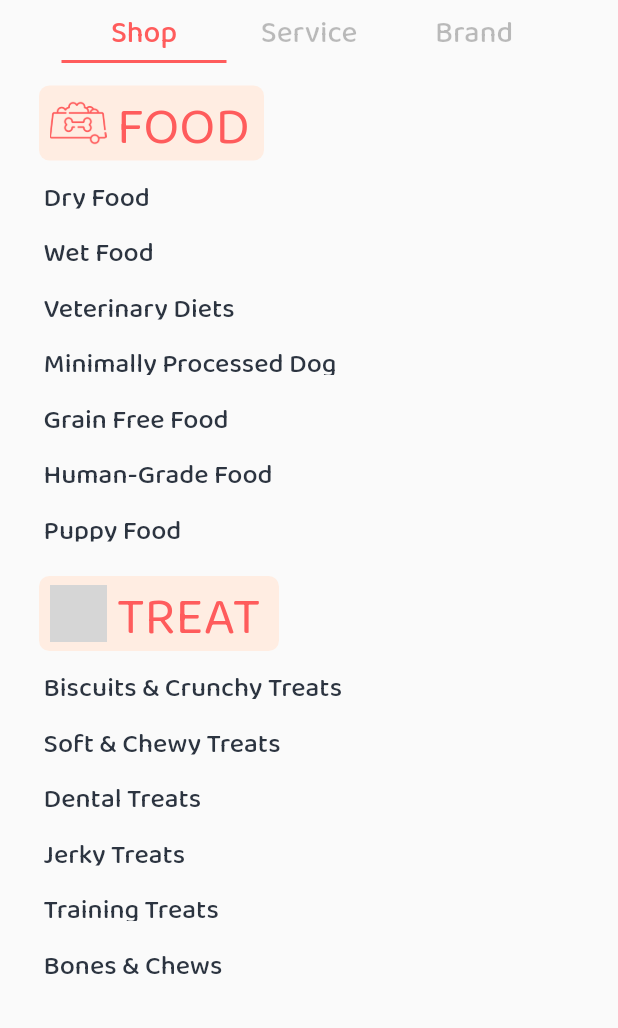
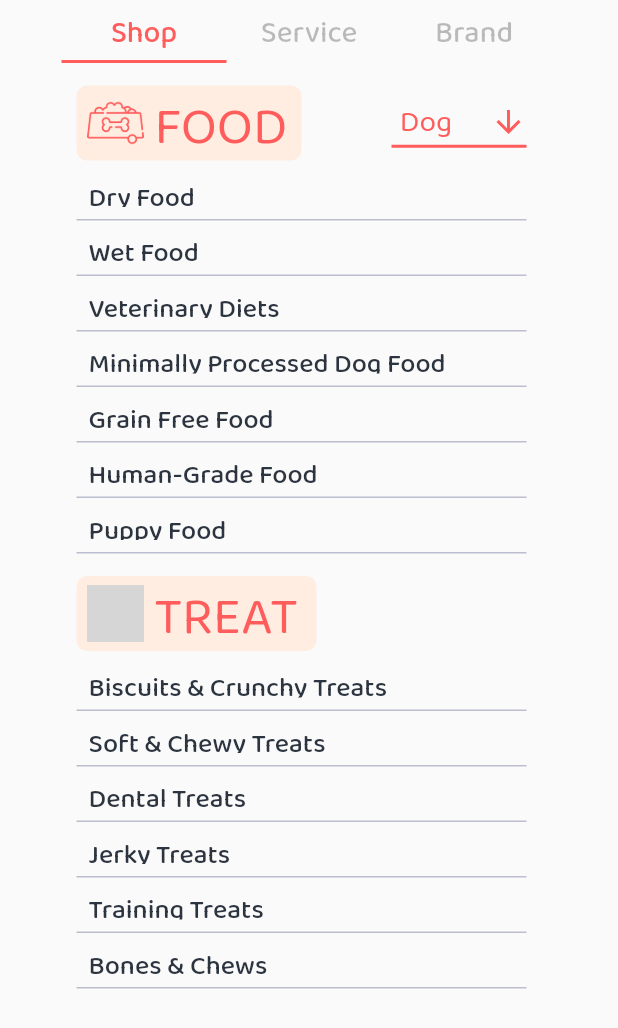
Before and after one commit to Beyond-Six/Petmily_Flutter, a Flutter app: the Category screen opened directly, on a phone screen of 412 x 824 dp. Shown: the top 1028 px of the screen. Run offline on Flutter 3.47's test engine with Material 2 defaults, Android fonts, the phone set to English and light mode, and no system bars; our stand-ins replace clay_containers, get, image_picker, persistent_bottom_nav_bar, smooth_page_indicator, video_player; grey boxes are pictures that could not be loaded.

Commit message:
02-16 03:48

```diff
--- a/lib/screens/category/Category.dart
+++ b/lib/screens/category/Category.dart
@@ -1,4 +1,5 @@
 import 'package:flutter/material.dart';
+import 'package:new_project/screens/category/cate_shop4.dart';
 import 'package:new_project/screens/recommend/RecommendHome.dart';
 import 'package:new_project/screens/recommend/RecommendHome2.dart';
 import 'package:new_project/screens/recommend/RecommendHome3.dart';
@@ -6,6 +7,7 @@ import 'package:new_project/screens/recommend/RecommendHome4.dart';
 
 import 'cate_shop.dart';
 import 'cate_shop2.dart';
+import 'cate_shop3.dart';
 
 class Category extends StatefulWidget{
   @override
@@ -58,8 +60,8 @@ class _CategoryState extends State<Category> with TickerProviderStateMixin{
                     controller: _tabController,
                     children: [
                       cate_shop2(),
-                      RecommendHome2(),
-                      RecommendHome3(),
+                      cate_shop3(),
+                      cate_shop4(),
                     ],
                   )
               )),
--- a/lib/screens/category/cate_shop2.dart
+++ b/lib/screens/category/cate_shop2.dart
@@ -8,7 +8,9 @@ class cate_shop2 extends StatefulWidget{
 class _cate_shop2State extends State<cate_shop2>{
 
   Widget akak(String str){
-    return Container( height: 37,width: 250,alignment: Alignment.centerLeft,padding: EdgeInsets.zero,margin: EdgeInsets.zero,
+    return Container( height: 37,width: 300,alignment: Alignment.centerLeft,
+        padding: EdgeInsets.zero,margin: EdgeInsets.only(left: 30),decoration: BoxDecoration(
+            border: Border(bottom:BorderSide(width: 1.0,color: Color(0xC2AAAAC3)))),
         child:TextButton(
             onPressed: (){Navigator.push(
                 context,
@@ -17,22 +19,49 @@ class _cate_shop2State extends State<cate_shop2>{
         )
     );
   }
+  String dropdownValue='Dog';
   @override
   Widget build(BuildContext context) {
     const fortext = TextStyle(fontSize: 20,color: Color(0xff2C3440));
-    int i=0;List ak=["Dry Food","3","4"];
 
     // TODO: implement build
     return ListView(
         children: <Widget>[
           Column(crossAxisAlignment: CrossAxisAlignment.start,
             children: <Widget>[
-              Container( padding: EdgeInsets.only(left: 7), margin: EdgeInsets.only(left:5,top:15,bottom:3),width:150,height:50,decoration: BoxDecoration(borderRadius:BorderRadius.circular(7),color: Color(0xffFFEDE2)),
-                child: Center(
-                  child: Row(
-                    children: <Widget>[Image.asset('assets/cate/dog-bowl.png',color: Color(0xffFF5C5C),height: 38,width:38),
-                      Text(" FOOD",style: TextStyle(fontSize: 35,color: Color(0xffFF5C5C))),],),
-                ),
+              Row(
+                children: [
+                  Container( padding: EdgeInsets.only(left: 7), margin: EdgeInsets.only(left:30,top:15,bottom:3),width:150,height:50,decoration: BoxDecoration(borderRadius:BorderRadius.circular(7),color: Color(0xffFFEDE2)),
+                    child: Center(
+                      child: Row(
+                        children: <Widget>[Image.asset('assets/cate/dog-bowl.png',color: Color(0xffFF5C5C),height: 38,width:38),
+                          Text(" FOOD",style: TextStyle(fontSize: 35,color: Color(0xffFF5C5C))),],),
+                    ),
+                  ),
+
+                  Container(
+                    width: 90, height:33, alignment: Alignment.centerRight, margin: EdgeInsets.only(left:60,top:15,bottom:3),
+                      decoration: BoxDecoration(
+                          border: Border(bottom:BorderSide(width: 2,color: Color(0xffFF5C5C)))),
+                    child: DropdownButton<String>(
+                      value: dropdownValue,
+                      icon:  Icon(Icons.arrow_downward, color: Color(0xffFF5C5C)),
+                      elevation: 16,
+                      style: TextStyle(color: Color(0xffFF5C5C),fontFamily:'BalooBhaijaan',fontSize: 20),
+                      underline: Container(
+                        height: 0,
+                      ),
+                      onChanged: (String? newValue) {
+                        setState(() {
+                          dropdownValue = newValue!;
+                        });
+                      },
+                        items: <String>['Dog', 'Cat', 'Fish', 'Reptile','Turtle'].map<DropdownMenuItem<String>>((String value){
+                          return DropdownMenuItem<String>(value: value,child: Text(value),);
+                        }).toList(),
+                    )
+                  )
+                ],
               )
               ,akak("Dry Food"),akak("Wet Food"),akak("Veterinary Diets"),
               akak("Minimally Processed Dog Food"),akak("Grain Free Food"),
@@ -41,7 +70,7 @@ class _cate_shop2State extends State<cate_shop2>{
           ),
           Column(crossAxisAlignment: CrossAxisAlignment.start,
             children: <Widget>[
-              Container( padding: EdgeInsets.only(left: 7), margin: EdgeInsets.only(left:5,top:15,bottom:3),width:160,height:50,decoration: BoxDecoration(borderRadius:BorderRadius.circular(7),color: Color(0xffFFEDE2)),
+              Container( padding: EdgeInsets.only(left: 7), margin: EdgeInsets.only(left:30,top:15,bottom:3),width:160,height:50,decoration: BoxDecoration(borderRadius:BorderRadius.circular(7),color: Color(0xffFFEDE2)),
                 child: Center(
                   child: Row(
                     children: <Widget>[Image.asset('assets/cate/dog.png',color: Color(0xffFF5C5C),height: 38,width:38),
@@ -53,6 +82,21 @@ class _cate_shop2State extends State<cate_shop2>{
               akak("Bones & Chews")
             ],
           ),
+          Column(crossAxisAlignment: CrossAxisAlignment.start,
+            children: <Widget>[
+              Container( padding: EdgeInsets.only(left: 7), margin: EdgeInsets.only(left:30,top:15,bottom:3),width:200,height:50,decoration: BoxDecoration(borderRadius:BorderRadius.circular(7),color: Color(0xffFFEDE2)),
+                child: Center(
+                  child: Row(
+                    children: <Widget>[Image.asset('assets/cate/toys.png',color: Color(0xffFF5C5C),height: 38,width:38),
+                      Text(" SUPPLIES",style: TextStyle(fontSize: 35,color: Color(0xffFF5C5C))),],),
+                ),
+              )
+              ,akak("Clothes & Accessories"),akak("Gates, Doors, and Pens"),akak("Bowls & Feeders"),
+              akak("Collars, Leashes, and Harnesses"),akak("Crates & Kennels"),
+              akak("Electronic Supplies & Trackers"),akak("Grooming") ,
+              akak("Poop Bags & Cleaning Supplies"),akak("Training & Behavior")
+            ],
+          ),
         ]
     );
   }
```
Also changed, not shown: lib/components/ServiceBox.dart (added, +50 -0 lines), lib/screens/category/cate_shop3.dart (added, +61 -0 lines), lib/screens/category/cate_shop4.dart (added, +20 -0 lines), assets/cate/bone.png (added), assets/cate/brands.png (added), assets/cate/graduation-cap.png (added), assets/cate/grooming.png (added), assets/cate/heart.png (added), assets/cate/hotel.png (added), assets/cate/pet-hotel.png (added), assets/cate/veterinarian.png (added).
